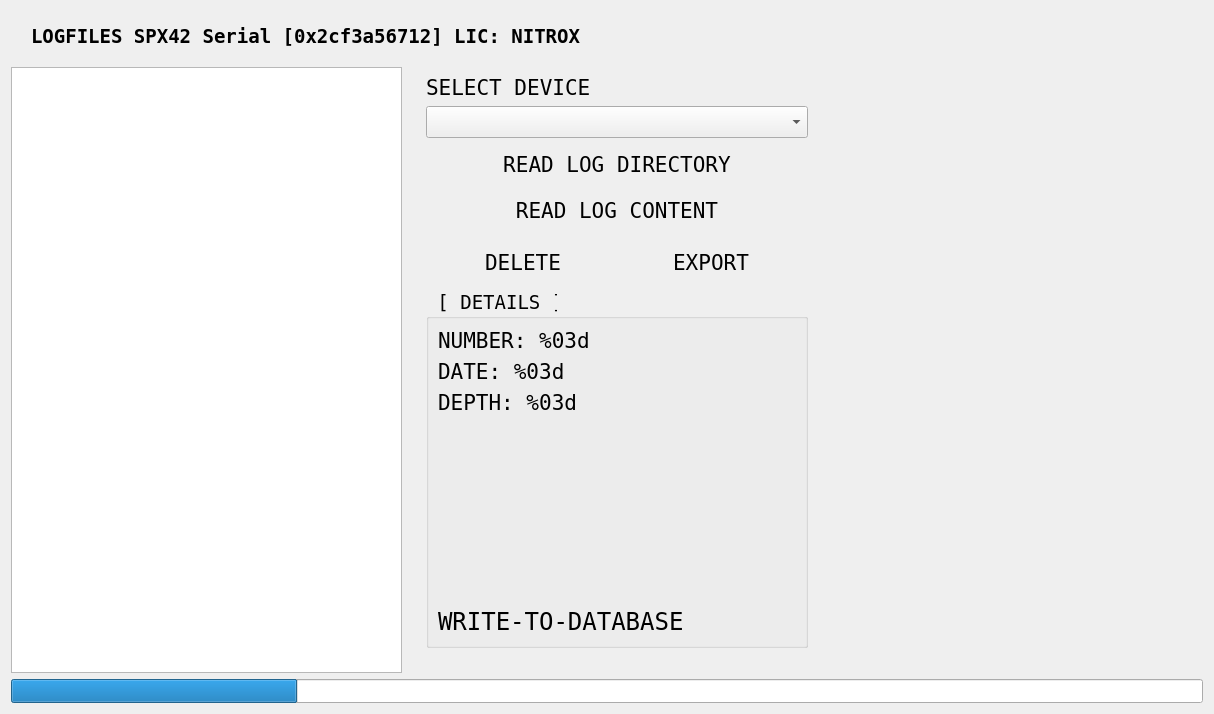
Above: src/ui/LogFragment.ui from dmarc0001/spx42Control before the change. Below: the same form after it.
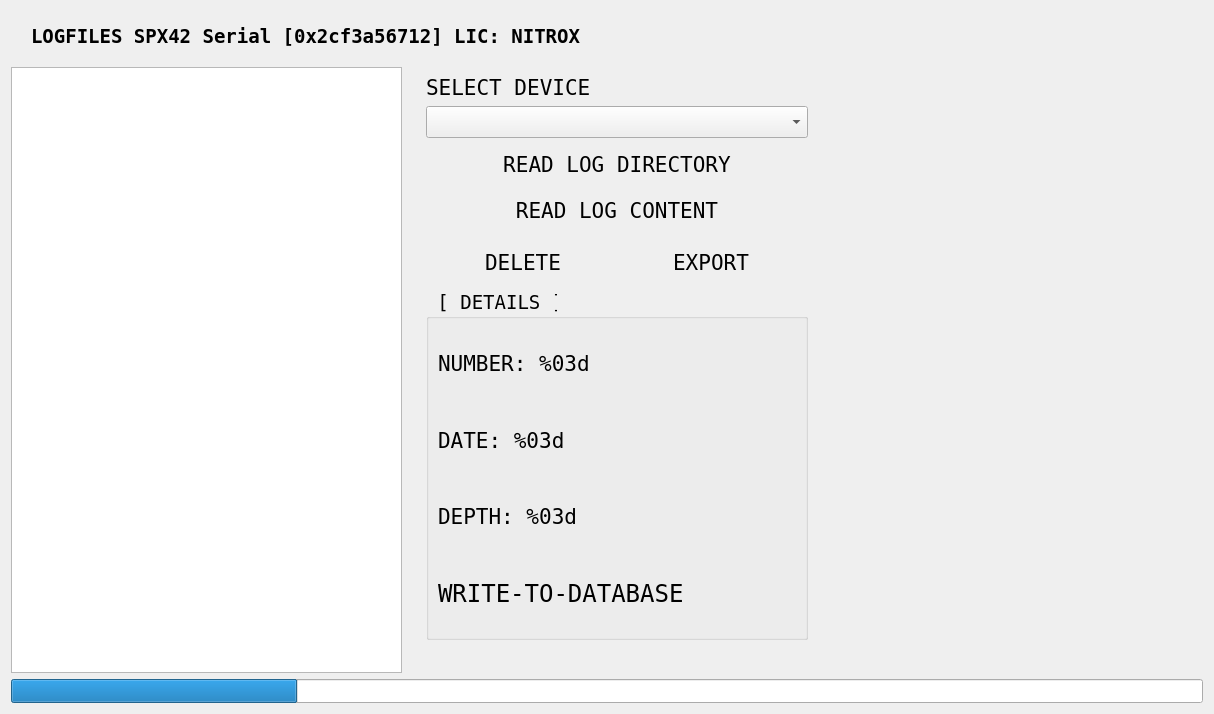
That is the form after the change.

Commit message: - bugfix: widgete austausch bei der Vorschau brachte das layout durcheinander

Patch:
```diff
--- a/src/ui/LogFragment.ui
+++ b/src/ui/LogFragment.ui
@@ -499,16 +499,6 @@
               </property>
              </widget>
             </item>
-            <item>
-             <widget class="QWidget" name="diveProfileGraphicsView" native="true">
-              <property name="minimumSize">
-               <size>
-                <width>250</width>
-                <height>180</height>
-               </size>
-              </property>
-             </widget>
-            </item>
             <item>
              <widget class="QLabel" name="dbWriteNumLabel">
               <property name="sizePolicy">
```
The commit also changes 3 other files.
